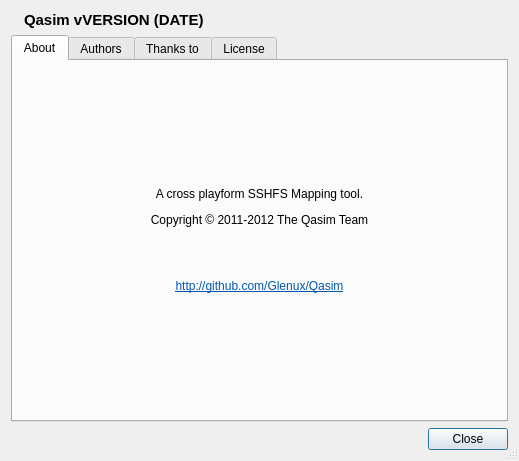
Before: the Qt Designer form lib/qasim/ui/about.ui in glenux/qasim, drawn with Qt 5.
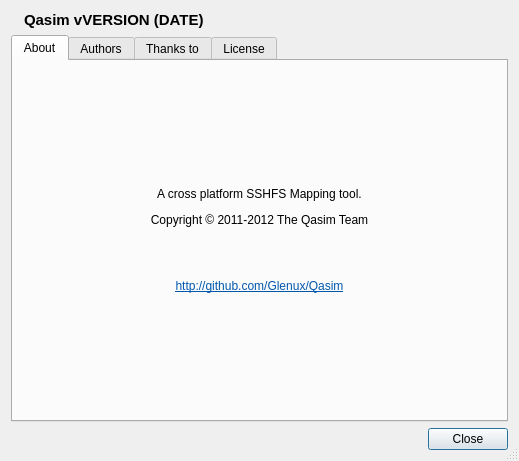
After: the same form once the commit is applied. The open tabs and pages were chosen to show the change. Icons and pictures are not drawn.

Commit message: Correctly set up the about dialog.

```diff
--- a/lib/qasim/ui/about.ui
+++ b/lib/qasim/ui/about.ui
@@ -83,7 +83,7 @@
             </size>
            </property>
            <property name="text">
-            <string>&lt;html&gt;&lt;head/&gt;&lt;body&gt;&lt;p align=&quot;center&quot;&gt;A cross playform SSHFS Mapping tool.&lt;/p&gt;&lt;p align=&quot;center&quot;&gt;Copyright © 2011-2012 The Qasim Team&lt;/p&gt;&lt;p align=&quot;center&quot;&gt;&lt;br/&gt;&lt;/p&gt;&lt;p align=&quot;center&quot;&gt;&lt;a href=&quot;http://github.com/Glenux/Qasim&quot;&gt;&lt;span style=&quot; text-decoration: underline; color:#0057ae;&quot;&gt;http://github.com/Glenux/Qasim&lt;/span&gt;&lt;/a&gt;&lt;/p&gt;&lt;/body&gt;&lt;/html&gt;</string>
+            <string>&lt;html&gt;&lt;head/&gt;&lt;body&gt;&lt;p align=&quot;center&quot;&gt;A cross platform SSHFS Mapping tool.&lt;/p&gt;&lt;p align=&quot;center&quot;&gt;Copyright © 2011-2012 The Qasim Team&lt;/p&gt;&lt;p align=&quot;center&quot;&gt;&lt;br/&gt;&lt;/p&gt;&lt;p align=&quot;center&quot;&gt;&lt;a href=&quot;http://github.com/Glenux/Qasim&quot;&gt;&lt;span style=&quot; text-decoration: underline; color:#0057ae;&quot;&gt;http://github.com/Glenux/Qasim&lt;/span&gt;&lt;/a&gt;&lt;/p&gt;&lt;/body&gt;&lt;/html&gt;</string>
            </property>
            <property name="scaledContents">
             <bool>false</bool>
```
Left out of the diff: 27 changed lines with no effect on the pictures. The commit also changes 2 other files.
